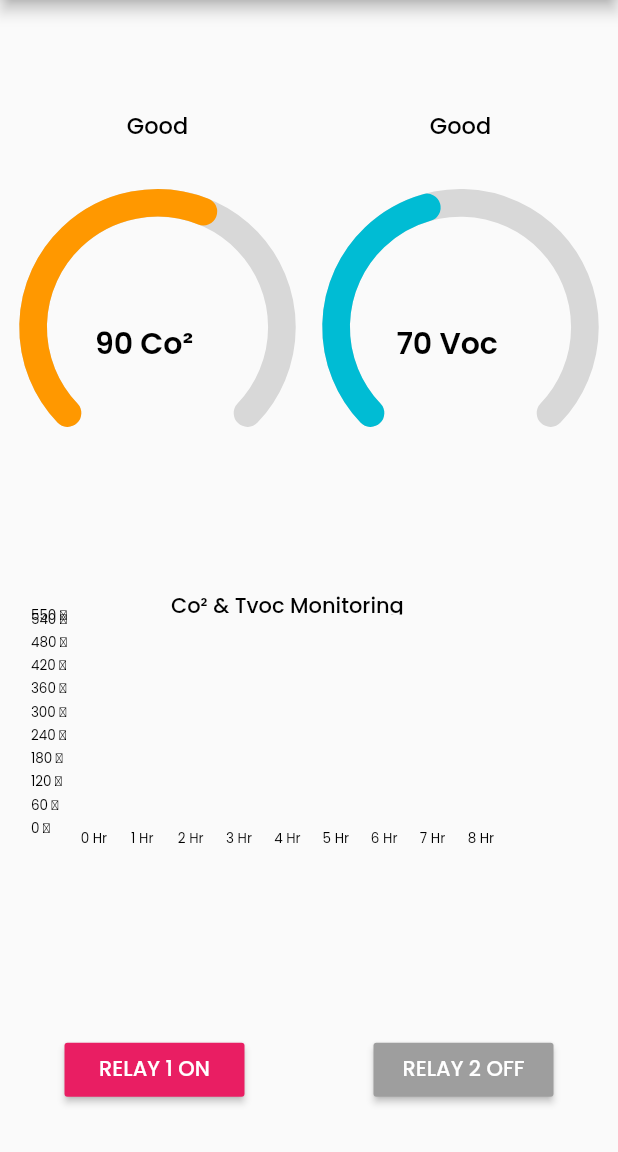
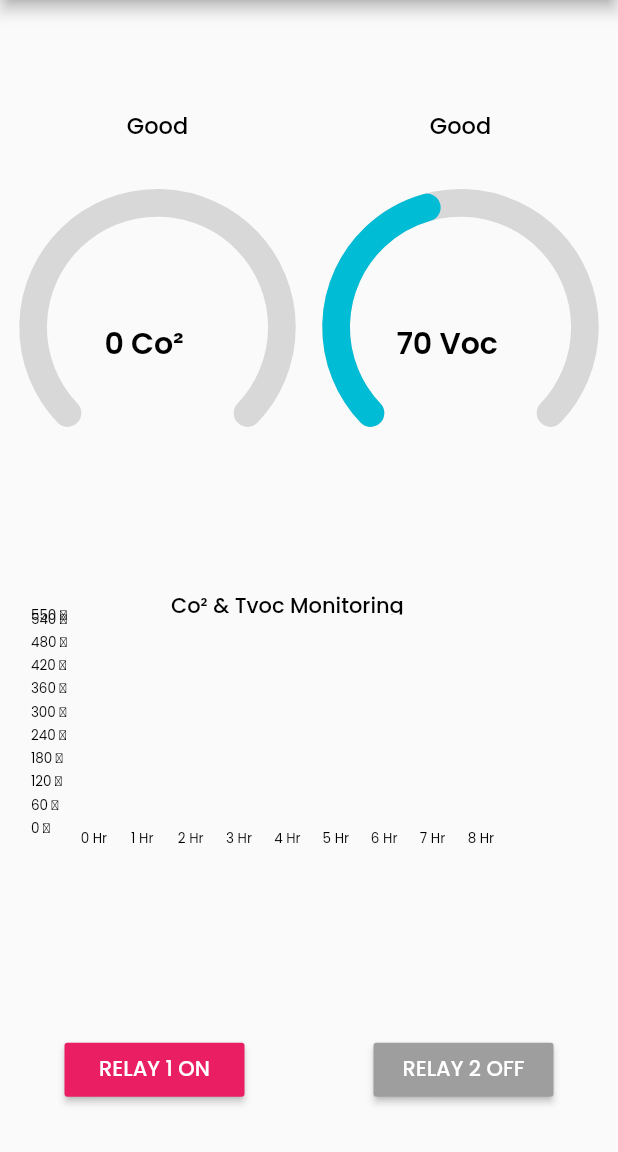
Before and after one commit to TjayAmit/arduino_app, a Flutter app: the screen it shows after launch, on a phone screen of 412 x 824 dp, the part 84-1236 px from its top. Run offline on Flutter 3.47's test engine with Material 2 defaults, Android fonts, the phone set to English and light mode, and no system bars; drawn by our look-alikes of fl_chart, syncfusion_flutter_gauges; our stand-ins replace get, google_fonts; network calls fail.

Commit message:
Update carbondioxide_gauge.dart

```diff
--- a/lib/Component/Widget/Co2Gauge/carbondioxide_gauge.dart
+++ b/lib/Component/Widget/Co2Gauge/carbondioxide_gauge.dart
@@ -1,14 +1,16 @@
+import 'package:arduino_app/Controller/main_controller.dart';
 import 'package:flutter/material.dart';
 import 'package:arduino_app/Component/Widget/Text/textwidget.dart';
 import 'package:syncfusion_flutter_gauges/gauges.dart';
 import 'package:get/get.dart';
 
-class CarbondioxideGauge extends StatelessWidget {
+class CarbondioxideGauge extends GetView<MainController> {
   const CarbondioxideGauge({Key? key}) : super(key: key);
 
   @override
   Widget build(BuildContext context) {
-    return SizedBox(
+    return Obx(
+      () => SizedBox(
           width: Get.width * 0.5,
           height: Get.width * 0.5,
           child: SfRadialGauge(
@@ -21,12 +23,12 @@ class CarbondioxideGauge extends StatelessWidget {
                 showTicks: false,
                 showLabels: false,
                 minimum: 0,
-              maximum: 150,
+                maximum: 2100,
                 interval: 10,
                 pointers: [
                   RangePointer(
-                  color: Colors.orange,
-                  value: 90,
+                    color: controller.co2Color.value,
+                    value: controller.co2.value,
                     onValueChanged: (_) {},
                     cornerStyle: CornerStyle.bothCurve,
                     onValueChangeEnd: (value) {},
@@ -36,10 +38,11 @@ class CarbondioxideGauge extends StatelessWidget {
                     sizeUnit: GaugeSizeUnit.factor,
                   )
                 ],
-              annotations: const [
+                annotations: [
                   GaugeAnnotation(
                     widget: TextWidget(
-                    title: '90 Co\u00B2',
+                      title:
+                          '${controller.co2.value.truncate().toString()} Co\u00B2',
                       fontSize: 20,
                       fontWeight: FontWeight.w600,
                     ),
@@ -48,6 +51,7 @@ class CarbondioxideGauge extends StatelessWidget {
                 ],
               )
             ],
-        ));
+          )),
+    );
   }
 }
```
Lines whose indentation alone changed are shown as unchanged.
